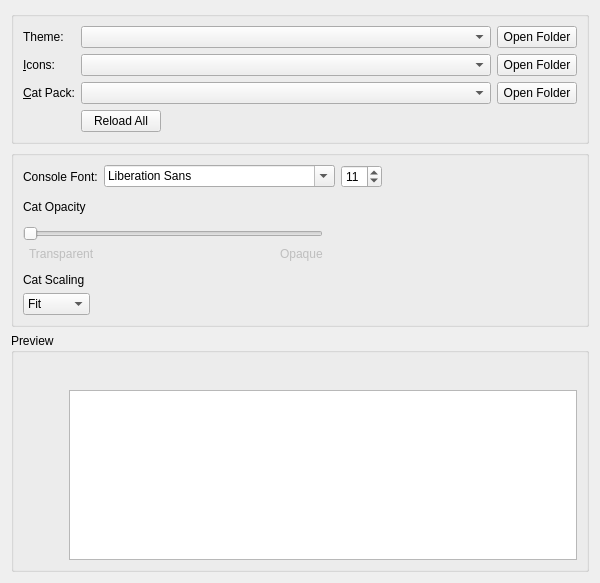
Above: launcher/ui/widgets/AppearanceWidget.ui from awakenginexe/Awake-Launcher before the change. Below: the same form after it.
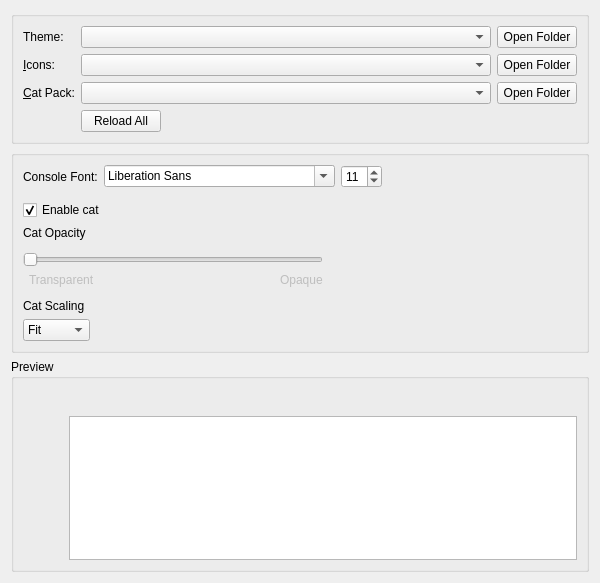
That is the form after the change. Icons and pictures are not drawn.

Diff of the .ui file:
```diff
--- a/launcher/ui/widgets/AppearanceWidget.ui
+++ b/launcher/ui/widgets/AppearanceWidget.ui
@@ -203,6 +203,16 @@
         </property>
        </spacer>
       </item>
+      <item>
+       <widget class="QCheckBox" name="enableCatCheckBox">
+        <property name="text">
+         <string>Enable cat</string>
+        </property>
+        <property name="checked">
+         <bool>true</bool>
+        </property>
+       </widget>
+      </item>
       <item>
        <widget class="QLabel" name="catOpacityLabel">
         <property name="text">
```
Left out of the diff: 5 changed lines with no effect on the pictures.
